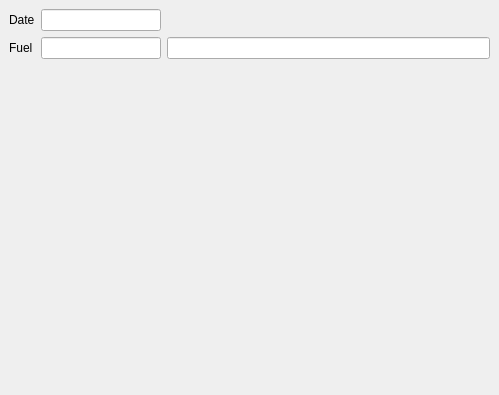
Qt form filteramount1.ui (End1-1/FlashCards) before a commit.
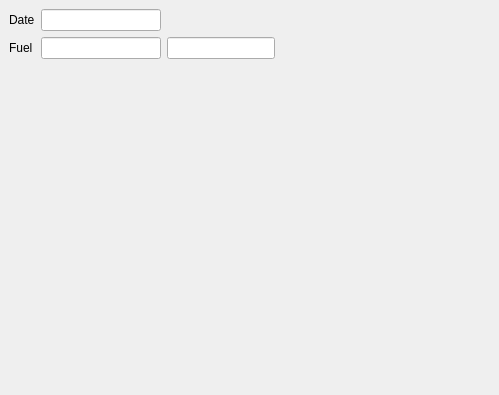
The same form after that commit. Custom widgets are drawn as their Qt base class.

```diff
--- a/filteramount1.ui
+++ b/filteramount1.ui
@@ -13,7 +13,7 @@
   <property name="windowTitle">
    <string>Form</string>
   </property>
-  <layout class="QHBoxLayout" name="horizontalLayout">
+  <layout class="QFormLayout" name="formLayout">
    <property name="leftMargin">
     <number>0</number>
    </property>
@@ -26,7 +26,7 @@
    <property name="bottomMargin">
     <number>0</number>
    </property>
-   <item>
+   <item row="0" column="0">
     <widget class="WdtContainer" name="wc" native="true">
      <layout class="QGridLayout" name="gridLayout">
       <item row="1" column="0">
```
